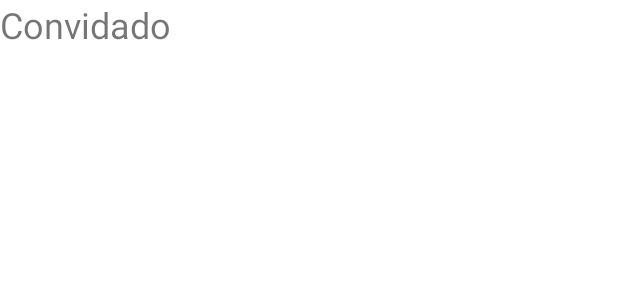
After one commit to joaoMirandaDev/AppConvidados, an Android app: the layout row_guest.xml on its own in the app's theme, with its tools: preview values and no code run, on a phone screen of 412 x 824 dp. The commit adds this screen. Shown: the top 300 px of the screen. Run offline under Robolectric (Android 15) with nearby library versions, the phone set to English and light mode, and no system bars.

Commit message:
Implementando listagem

```diff
--- /dev/null
+++ b/app/src/main/res/layout/row_guest.xml
@@ -0,0 +1,15 @@
+<?xml version="1.0" encoding="utf-8"?>
+<androidx.constraintlayout.widget.ConstraintLayout xmlns:android="http://schemas.android.com/apk/res/android"
+    xmlns:tools="http://schemas.android.com/tools"
+    android:layout_width="match_parent"
+    android:layout_height="match_parent">
+
+    <TextView
+        android:id="@+id/text_name"
+        android:layout_width="wrap_content"
+        android:text="Convidado"
+        android:textSize="24sp"
+        android:layout_height="wrap_content"
+        tools:ignore="MissingConstraints" />
+
+</androidx.constraintlayout.widget.ConstraintLayout>
```
Also changed, not shown: app/src/main/java/com/example/convidados/ui/GuestForm/adapter/GuestsAdapter.kt (added, +28 -0 lines), app/src/main/java/com/example/convidados/ui/GuestForm/viewHolder/GuestViewHolder.kt (added, +8 -0 lines), app/src/main/java/com/example/convidados/ui/convidados/fragment/AllGuestFragment.kt (+23 -12 lines), app/src/main/java/com/example/convidados/ui/convidados/viewModel/AllGuestViewModel.kt (+11 -4 lines), app/src/main/res/layout/fragment_all_guests.xml (+8 -11 lines).
